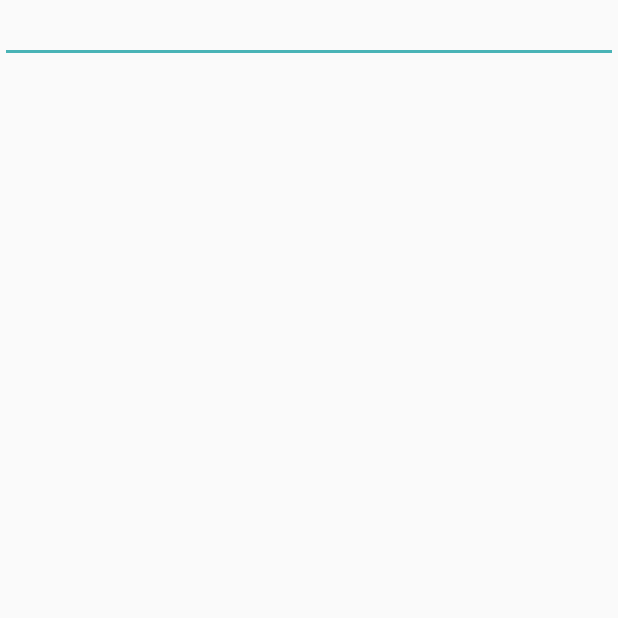
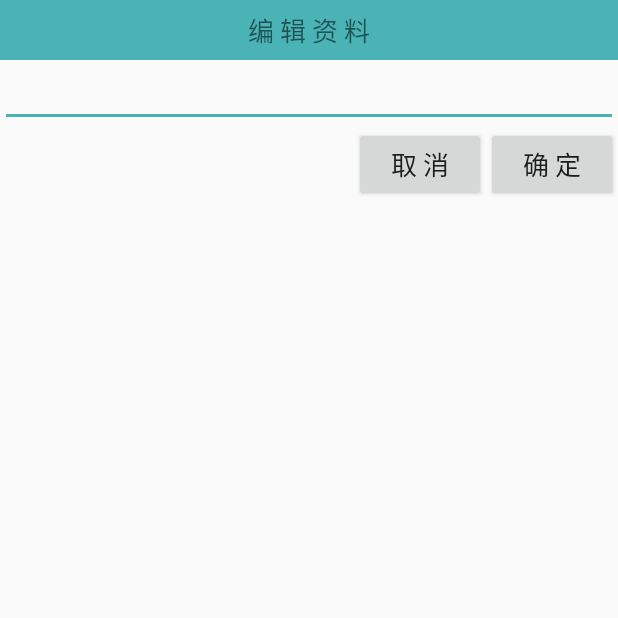
Before and after one commit to RongRongJi/HiWhuClient, an Android app: the data_editActivity screen opened directly, with no data from a screen before it, on a phone screen of 412 x 824 dp, the top half of it. Run offline under Robolectric (Android 15) with nearby library versions, the phone set to English and light mode, and no system bars.

Commit message:
社团资料编辑

```diff
--- a/app/src/main/AndroidManifest.xml
+++ b/app/src/main/AndroidManifest.xml
@@ -25,7 +25,8 @@
         <activity android:name="com.hiwhuUI.Activity.stu_dataActivity" />
         <activity android:name="com.hiwhuUI.Activity.com_dataActivity"></activity>
         <activity android:name="com.hiwhuUI.Activity.stu_viewActivity" />
-        <activity android:name="com.hiwhuUI.Activity.com_describeActivity" />
+        <activity android:name="com.hiwhuUI.Activity.com_describeActivity" >
+        </activity>
         <activity android:name="com.hiwhuUI.Activity.data_editActivity" />
         <activity android:name="com.hiwhuUI.Activity.ListActivity" />
         <activity android:name="com.hiwhuUI.Activity.SearchActivity">
--- a/app/src/main/java/com/hiwhuUI/Activity/data_editActivity.java
+++ b/app/src/main/java/com/hiwhuUI/Activity/data_editActivity.java
@@ -1,7 +1,13 @@
 package com.hiwhuUI.Activity;
 
+import android.content.Intent;
 import android.support.v7.app.AppCompatActivity;
 import android.os.Bundle;
+import android.text.Editable;
+import android.view.View;
+import android.widget.Button;
+import android.widget.EditText;
+import android.widget.TextView;
 
 import com.hiwhu.hiwhuclient.R;
 
@@ -11,5 +17,24 @@ public class data_editActivity extends AppCompatActivity {
     protected void onCreate(Bundle savedInstanceState) {
         super.onCreate(savedInstanceState);
         setContentView(R.layout.activity_data_edit);
+        //接收上个活动并显示
+        EditText et = (EditText) findViewById(R.id.edit_data);
+        Intent intent = getIntent();
+        String name_pre = intent.getStringExtra("data");
+        et.setText(name_pre);
+        et.setSelection(et.getText().length());
+        //确定
+        Button bt2 = (Button)findViewById(R.id.btn2_data_edit);
+        bt2.setOnClickListener(new View.OnClickListener() {
+            @Override
+            public void onClick(View view) {
+                Intent intent = new Intent();
+                EditText editText = (EditText)findViewById(R.id.edit_data);
+                String data = editText.getText().toString();
+                intent.putExtra("data",data);
+                setResult(RESULT_OK,intent);
+                finish();
+            }
+        });
     }
 }
--- a/app/src/main/java/data/staticData.java
+++ b/app/src/main/java/data/staticData.java
@@ -11,8 +11,8 @@ import entity.Student;
  */
 
 public class staticData {
-    static String url = "http://192.168.23.1:8080";//服务器地址
-    //static String url = "http://192.168.191.1:8080";//服务器地址
+    //static String url = "http://192.168.23.1:8080";//服务器地址
+    static String url = "http://192.168.191.1:8080";//服务器地址
     static String studentID = null;
     static String sponsorID = null;//登录用户id
     static String currentActivity = null;//当前所选活动
--- a/app/src/main/res/layout/activity_com_data.xml
+++ b/app/src/main/res/layout/activity_com_data.xml
@@ -48,7 +48,7 @@
             android:layout_width="280dip"
             android:layout_height="match_parent"
             android:layout_toRightOf="@+id/image_com_data_describe"
-            android:text="社团简介"
+            android:text="社团资料"
             android:gravity="center_vertical|left"
             android:textSize="17sp"
             android:layout_centerVertical="true"/>
--- a/app/src/main/res/layout/activity_data_edit.xml
+++ b/app/src/main/res/layout/activity_data_edit.xml
@@ -1,13 +1,44 @@
 <?xml version="1.0" encoding="utf-8"?>
-<android.support.constraint.ConstraintLayout xmlns:android="http://schemas.android.com/apk/res/android"
+<RelativeLayout xmlns:android="http://schemas.android.com/apk/res/android"
     xmlns:app="http://schemas.android.com/apk/res-auto"
     xmlns:tools="http://schemas.android.com/tools"
     android:layout_width="match_parent"
     android:layout_height="match_parent"
     tools:context="com.hiwhuUI.Activity.data_editActivity">
+    <TextView
+        android:id="@+id/data_edit_top"
+        android:layout_width="match_parent"
+        android:layout_height="40dip"
+        android:text="编 辑 资 料"
+        android:textSize="17sp"
+        android:background="#49b3b6"
+        android:gravity="center"/>
+
     <EditText
         android:id="@+id/edit_data"
         android:layout_width="match_parent"
         android:layout_height="wrap_content"
-        android:textSize="15sp" />
-</android.support.constraint.ConstraintLayout>
+        android:layout_below="@+id/data_edit_top"
+        android:textSize="17sp" />
+    <RelativeLayout
+        android:layout_width="match_parent"
+        android:layout_height="wrap_content"
+        android:layout_below="@id/edit_data">
+        <Button
+            android:id="@+id/btn1_data_edit"
+            android:layout_width="wrap_content"
+            android:layout_height="50dip"
+            android:layout_toLeftOf="@+id/btn2_data_edit"
+            android:text="取 消"
+            android:textSize="17sp"
+            android:gravity="center"/>
+        <Button
+            android:id="@+id/btn2_data_edit"
+            android:layout_width="wrap_content"
+            android:layout_height="50dip"
+            android:layout_alignParentRight="true"
+            android:text="确 定"
+            android:textSize="17sp"
+            android:gravity="center"/>
+    </RelativeLayout>
+</RelativeLayout>
```
Also changed, not shown: app/src/main/java/com/hiwhuUI/Activity/com_describeActivity.java (+48 -1 lines), app/src/main/res/layout/activity_com_describe.xml (+26 -9 lines).
